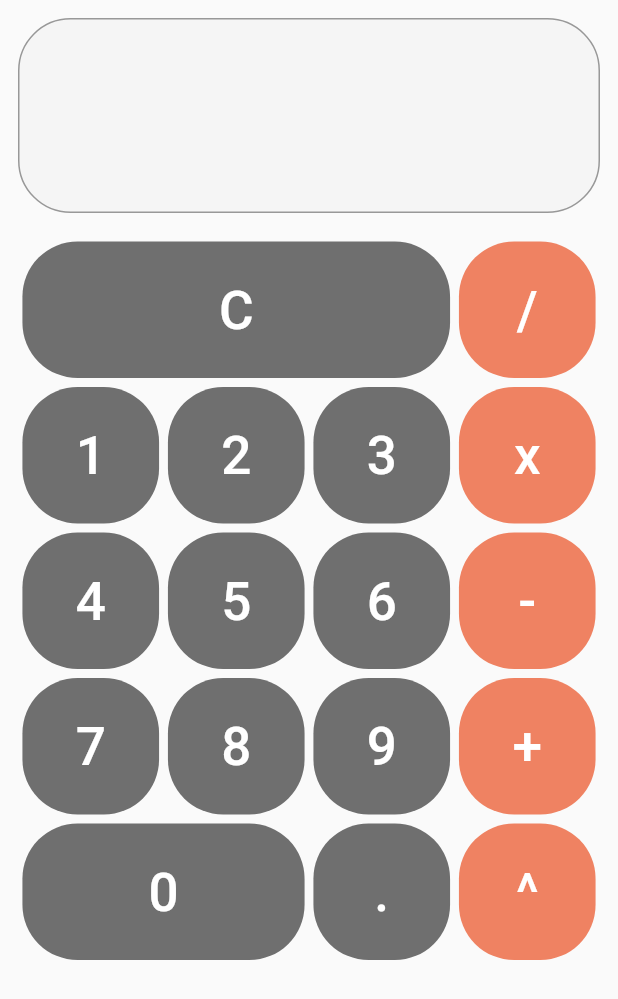
After one commit to Kislotkaa/calculator-flutter, a Flutter app: the screen it shows after launch, on a phone screen of 412 x 824 dp. The commit adds this screen. Shown: the top 999 px of the screen. Run offline on Flutter 3.47's test engine with Material 2 defaults, Android fonts, the phone set to English and light mode, and no system bars; our stand-ins replace get, math_expressions.

Commit message:
fix code

```diff
--- /dev/null
+++ b/lib/app/modules/widgets/CalcBottomBar.dart
@@ -0,0 +1,120 @@
+import 'package:calculator/app/modules/widgets/BaseRow.dart';
+import 'package:calculator/app/modules/widgets/CalcButton.dart';
+import 'package:flutter/material.dart';
+
+import '../../model/calcs_operation.dart';
+import '../home/controllers/home_controller.dart';
+
+class CalcBottomBar extends StatelessWidget {
+  const CalcBottomBar({
+    Key? key,
+    required this.controller,
+    required this.color,
+  }) : super(key: key);
+
+  final HomeController controller;
+  final Color color;
+
+  @override
+  Widget build(BuildContext context) {
+    return Column(
+      children: [
+        BaseRow(
+          children: [
+            CalcButton(
+              child: 'C',
+              countExpend: 3,
+              onTap: () => controller.clear(),
+            ),
+            CalcButton(
+              child: '/',
+              color: color,
+              onTap: () => controller.useOperation(Division()),
+            ),
+          ],
+        ),
+        BaseRow(
+          children: [
+            CalcButton(
+              child: '1',
+              onTap: () => controller.addSymbol('1'),
+            ),
+            CalcButton(
+              child: '2',
+              onTap: () => controller.addSymbol('2'),
+            ),
+            CalcButton(
+              child: '3',
+              onTap: () => controller.addSymbol('3'),
+            ),
+            CalcButton(
+              child: 'x',
+              color: color,
+              onTap: () => controller.useOperation(Multiplication()),
+            ),
+          ],
+        ),
+        BaseRow(
+          children: [
+            CalcButton(
+              child: '4',
+              onTap: () => controller.addSymbol('4'),
+            ),
+            CalcButton(
+              child: '5',
+              onTap: () => controller.addSymbol('5'),
+            ),
+            CalcButton(
+              child: '6',
+              onTap: () => controller.addSymbol('6'),
+            ),
+            CalcButton(
+              child: '-',
+              onTap: () => controller.useOperation(Minus()),
+              color: color,
+            ),
+          ],
+        ),
+        BaseRow(
+          children: [
+            CalcButton(
+              child: '7',
+              onTap: () => controller.addSymbol('7'),
+            ),
+            CalcButton(
+              child: '8',
+              onTap: () => controller.addSymbol('8'),
+            ),
+            CalcButton(
+              child: '9',
+              onTap: () => controller.addSymbol('9'),
+            ),
+            CalcButton(
+              child: '+',
+              onTap: () => controller.useOperation(Plus()),
+              color: color,
+            ),
+          ],
+        ),
+        BaseRow(
+          children: [
+            CalcButton(
+              child: '0',
+              onTap: () => controller.addSymbol('0'),
+              countExpend: 2,
+            ),
+            CalcButton(
+              child: '.',
+              onTap: () => controller.addSymbol('.'),
+            ),
+            CalcButton(
+              child: '^',
+              onTap: () => controller.useOperation(Pow()),
+              color: color,
+            ),
+          ],
+        ),
+      ],
+    );
+  }
+}
--- a/lib/app/modules/widgets/CalcBar.dart
+++ b/lib/app/modules/widgets/CalcTopBar.dart
@@ -1,11 +1,11 @@
 import 'package:flutter/material.dart';
 import 'package:get/get.dart';
 
-class CalcBar extends StatelessWidget {
+class CalcTopBar extends StatelessWidget {
   final String helper;
   final String text;
 
-  const CalcBar({
+  const CalcTopBar({
     Key? key,
     required this.helper,
     required this.text,
```
Also changed, not shown: lib/app/modules/home/views/home_view.dart (+4 -97 lines).
